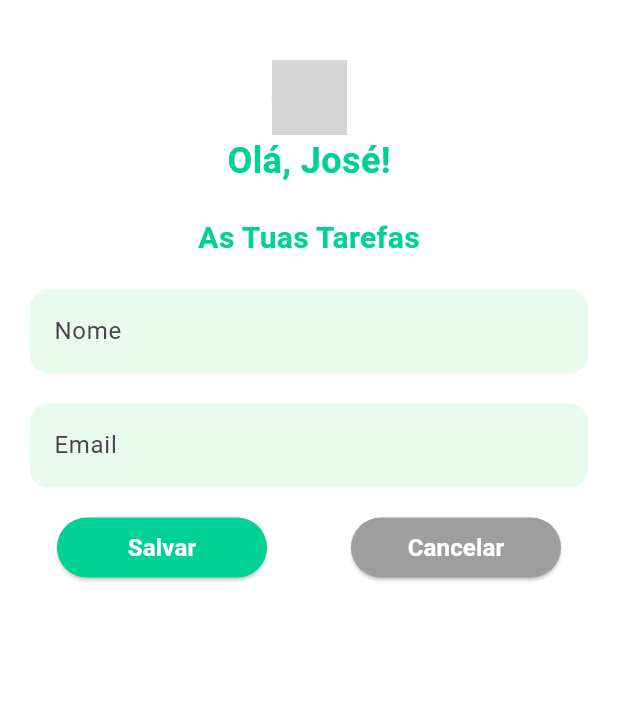
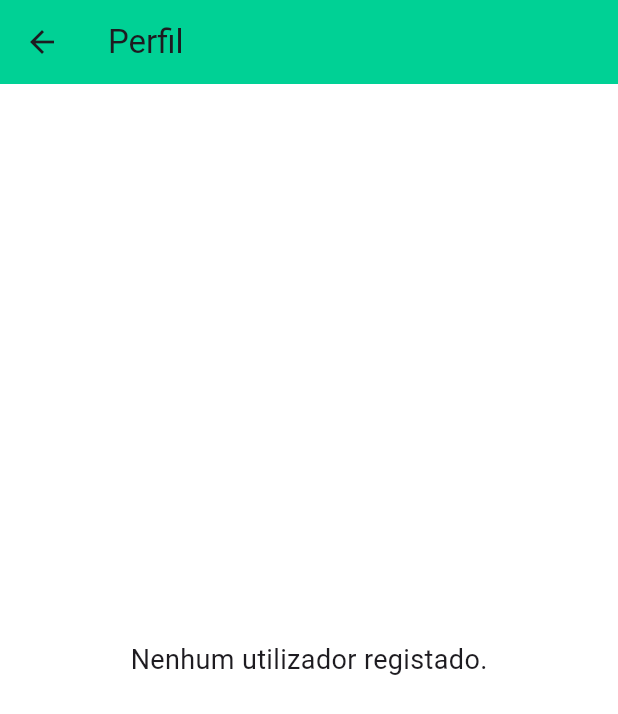
Before and after one commit to lalescadias/todolistfluter, a Flutter app: the PerfilPage screen opened directly, on a phone screen of 412 x 824 dp. Shown: the top 714 px of the screen. Run offline on Flutter 3.47's test engine with Material 3 defaults, Android fonts, the light colour scheme and no system bars; grey boxes are pictures that could not be loaded.

Commit message:
perfil funcionando mas formato errado

```diff
--- a/lib/perfil.dart
+++ b/lib/perfil.dart
@@ -1,179 +1,54 @@
 import 'package:flutter/material.dart';
+import 'utilizador.dart';
 
-class PerfilPage extends StatefulWidget {
+class PerfilPage extends StatelessWidget {
   const PerfilPage({super.key});
-
-  @override
-  State<PerfilPage> createState() => _PerfilPageState();
-}
-
-class _PerfilPageState extends State<PerfilPage> {
-  final _formKey = GlobalKey<FormState>();
-  final _nome = TextEditingController();
-  final _email = TextEditingController();
 
   @override
   Widget build(BuildContext context) {
     return Scaffold(
       backgroundColor: Colors.white,
+      appBar: AppBar(
+        title: const Text('Perfil'),
+        backgroundColor: const Color(0xFF00D195),
+      ),
       body: Padding(
-        padding: const EdgeInsets.symmetric(horizontal: 20, vertical: 40),
-        child: Column(
-          children: [
-            _avatar(),
-            SizedBox(width: 16),
-            _saudacao(),
-            const SizedBox(height: 20),
-            _nomeField(_nome),
-            const SizedBox(height: 20),
-            _emailField(_email),
-            const SizedBox(height: 20),
-            Row(
-              mainAxisAlignment: MainAxisAlignment.spaceEvenly,
-              children: [
-                _buttonSalvar(context, _formKey, _nome, _email),
-                SizedBox(width: 20),
-                _buttonCancelar(context),
-              ],
-            ),
-          ],
-        ),
+        padding: const EdgeInsets.all(20),
+        child: utilizador.isEmpty
+            ? const Center(
+                child: Text(
+                  'Nenhum utilizador registado.',
+                  style: TextStyle(fontSize: 18),
+                ),
+              )
+            : Column(
+                crossAxisAlignment: CrossAxisAlignment.start,
+                children: [
+                  const SizedBox(height: 20),
+                  Center(
+                    child: CircleAvatar(
+                      radius: 40,
+                      backgroundImage: const AssetImage('assets/avatar.png'),
+                    ),
+                  ),
+                  const SizedBox(height: 30),
+                  Text(
+                    'Nome: ${utilizador['nome']}',
+                    style: const TextStyle(fontSize: 18),
+                  ),
+                  const SizedBox(height: 10),
+                  Text(
+                    'Email: ${utilizador['email']}',
+                    style: const TextStyle(fontSize: 18),
+                  ),
+                  const SizedBox(height: 10),
+                  Text(
+                    'Data de nascimento: ${utilizador['dataNascimento']}',
+                    style: const TextStyle(fontSize: 18),
+                  ),
+                ],
+              ),
       ),
     );
   }
 }
-
-Widget _avatar() {
-  return const CircleAvatar(
-    radius: 25,
-    backgroundImage: AssetImage('/avatar.png'),
-  );
-}
-
-Widget _saudacao() {
-  return Column(
-    crossAxisAlignment: CrossAxisAlignment.center,
-    children: const [
-      Text(
-        'Olá, José!',
-        style: TextStyle(
-          color: Color(0xFF00D195),
-          fontSize: 24,
-          fontWeight: FontWeight.bold,
-        ),
-      ),
-      SizedBox(height: 20),
-      Text(
-        'As Tuas Tarefas',
-        style: TextStyle(
-          color: Color(0xFF00D195),
-          fontSize: 20,
-          fontWeight: FontWeight.w600,
-        ),
-      ),
-    ],
-  );
-}
-
-Widget _nomeField(TextEditingController controller) {
-  return TextFormField(
-    controller: controller,
-    keyboardType: TextInputType.name,
-    decoration: InputDecoration(
-      filled: true,
-      fillColor: Color(0xFFE9FBEF),
-      labelText: 'Nome',
-      border: OutlineInputBorder(
-        borderRadius: BorderRadius.circular(12),
-        borderSide: BorderSide.none,
-      ),
-    ),
-    validator: (value) {
-      if (value == null || value.isEmpty) {
-        return 'Por favor introduza o nome';
-      }
-      return null;
-    },
-  );
-}
-
-Widget _emailField(TextEditingController controller) {
-  return TextFormField(
-    controller: controller,
-    keyboardType: TextInputType.emailAddress,
-    decoration: InputDecoration(
-      filled: true,
-      fillColor: Color(0xFFE9FBEF),
-      labelText: 'Email',
-      border: OutlineInputBorder(
-        borderRadius: BorderRadius.circular(12),
-        borderSide: BorderSide.none,
-      ),
-    ),
-    validator: (value) {
-      if (value == null || value.isEmpty) {
-        return 'Por favor introduza o email';
-      }
-      if (!RegExp(r'^[^@]+@[^@]+\.[^@]+').hasMatch(value)) {
-        return 'Por favor introduza um email válido';
-      }
-      return null;
-    },
-  );
-}
-
-Widget _buttonCancelar(BuildContext context) {
-  return SizedBox(
-    height: 40,
-    width: 140,
-    child: ElevatedButton(
-      style: ElevatedButton.styleFrom(
-        backgroundColor: Colors.grey,
-        shape: RoundedRectangleBorder(borderRadius: BorderRadius.circular(30)),
-      ),
-      onPressed: () {
-        Navigator.pop(context);
-      },
-      child: const Text(
-        'Cancelar',
-        style: TextStyle(
-          fontSize: 16,
-          fontWeight: FontWeight.bold,
-          color: Colors.white,
-        ),
-      ),
-    ),
-  );
-}
-
-Widget _buttonSalvar(
-  BuildContext context,
-  GlobalKey<FormState> formKey,
-  TextEditingController nomeController,
-  TextEditingController emailController,
-) {
-  return SizedBox(
-    height: 40,
-    width: 140,
-    child: ElevatedButton(
-      style: ElevatedButton.styleFrom(
-        backgroundColor: Color(0xFF00D195),
-        shape: RoundedRectangleBorder(borderRadius: BorderRadius.circular(30)),
-      ),
-      onPressed: () {
-        if (formKey.currentState!.validate()) {
-          Navigator.pop(context);
-          // Aqui add logica para salvar os dados do perfil
-        }
-      },
-      child: const Text(
-        'Salvar',
-        style: TextStyle(
-          fontSize: 16,
-          fontWeight: FontWeight.bold,
-          color: Colors.white,
-        ),
-      ),
-    ),
-  );
-}
--- a/lib/registo.dart
+++ b/lib/registo.dart
@@ -1,5 +1,6 @@
 import 'package:flutter/material.dart';
 import 'package:todolist/login.dart';
+import 'utilizador.dart';
 
 class Registo extends StatefulWidget {
   const Registo({super.key});
@@ -8,7 +9,6 @@ class Registo extends StatefulWidget {
 }
 
 class _RegistoState extends State<Registo> {
-
   final _formKey = GlobalKey<FormState>();
   final _nome = TextEditingController();
   final _email = TextEditingController();
@@ -37,7 +37,14 @@ class _RegistoState extends State<Registo> {
                   const SizedBox(height: 24),
                   Align(
                     alignment: Alignment.center,
-                    child: _registarButton(context, _formKey, _email, _password),
+                    child: _registarButton(
+                      context,
+                      _formKey,
+                      _email,
+                      _nome,
+                      _password
+
+                    ),
                   ),
                   _footer(context),
                 ],
@@ -71,8 +78,6 @@ Widget _nomeField(TextEditingController controller) {
     },
   );
 }
-
-
 
 Widget _emailField(TextEditingController controller) {
   return TextFormField(
@@ -138,12 +143,11 @@ Widget _header() {
         '    Cria A \nTua Conta',
         style: TextStyle(
           color: Color.fromARGB(255, 5, 7, 7),
-          fontSize:48,
+          fontSize: 48,
           fontWeight: FontWeight.w300,
           letterSpacing: -1,
         ),
       ),
-
     ],
   );
 }
@@ -152,6 +156,7 @@ Widget _registarButton(
   BuildContext context,
   GlobalKey<FormState> formKey,
   TextEditingController emailController,
+  TextEditingController nomeController,
   TextEditingController passwordController,
 ) {
   return SizedBox(
@@ -164,7 +169,13 @@ Widget _registarButton(
       ),
       onPressed: () {
         if (formKey.currentState!.validate()) {
-          // Processar registo
+          utilizador['nome'] = nomeController.text;
+          utilizador['email'] = emailController.text;
+
+          Navigator.pushReplacement(
+            context,
+            MaterialPageRoute(builder: (_) => const Login()),
+          );
         }
       },
       child: const Text(
@@ -187,15 +198,15 @@ Widget _footer(BuildContext context) {
       children: [
         const Text(
           'Já tem conta? ',
-          style: TextStyle(
-            fontSize: 14,
-            color: Colors.black87,
-          ),
+          style: TextStyle(fontSize: 14, color: Colors.black87),
         ),
         GestureDetector(
           onTap: () {
             // navega para página de login
-             Navigator.push(context, MaterialPageRoute(builder: (_) => const Login()));
+            Navigator.push(
+              context,
+              MaterialPageRoute(builder: (_) => const Login()),
+            );
           },
           child: const Text(
             'Entrar',
--- /dev/null
+++ b/lib/utilizador.dart
@@ -0,0 +1 @@
+final Map<String, String> utilizador = {};
```
